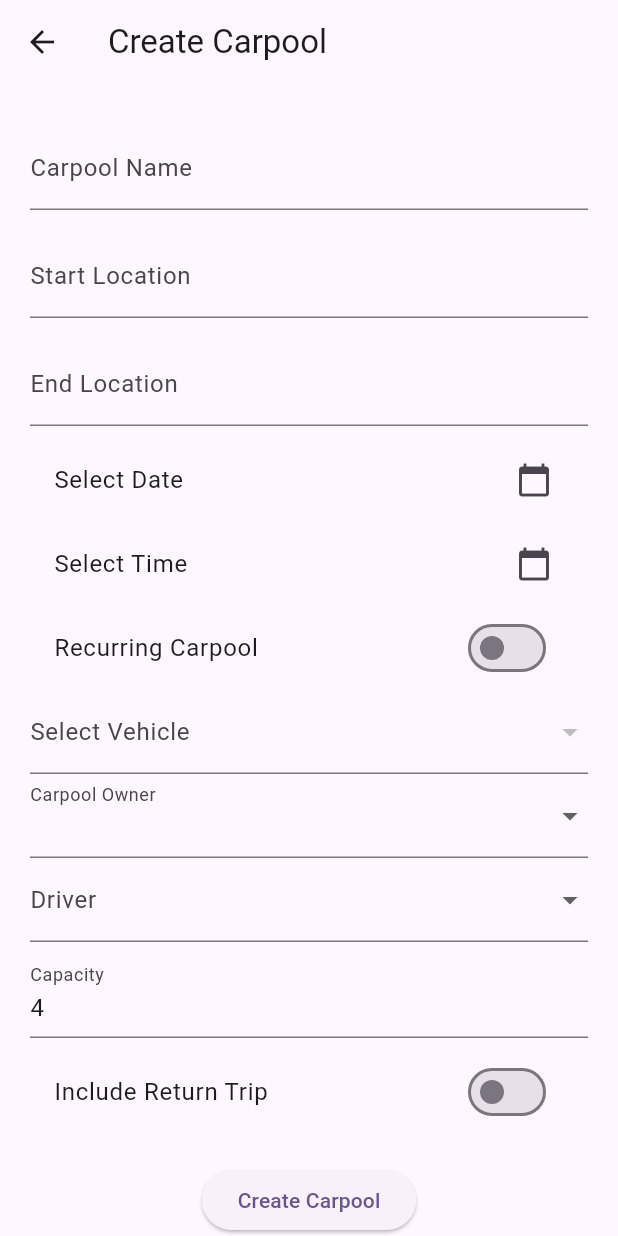
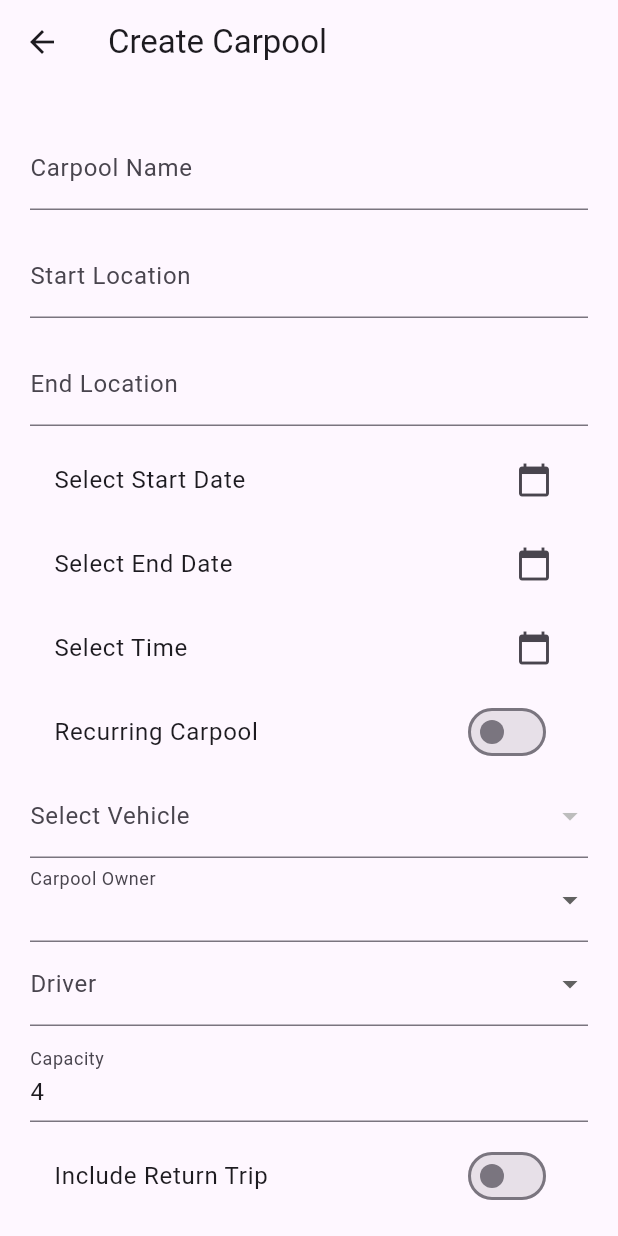
Before and after one commit to knjain1995/kccarpoolapp, a Flutter app: the CreateCarpoolScreen screen opened by its route, on a phone screen of 412 x 824 dp. Run offline on Flutter 3.47's test engine with Material 3 defaults, Android fonts, the phone set to English and light mode, and no system bars; our stand-ins replace cloud_firestore, file_picker, firebase_auth, firebase_core; accounts and stored records are empty.

Commit message:
modified create carpool screen for better recurrence options. Currently having issues with recurrence and validation

```diff
--- a/lib/modules/carpool/screens/create_carpool.dart
+++ b/lib/modules/carpool/screens/create_carpool.dart
@@ -27,8 +27,14 @@ class _CreateCarpoolScreenState extends State<CreateCarpoolScreen> {
   TimeOfDay? _selectedTime;
 
   // Toggle for Recurring Carpool
+  // Recurring Carpool
   bool _isRecurring = false;
-  String _recurringType = "Daily"; // Default option
+  String _recurringType = "Daily"; // Default value
+  DateTime? _recurringStartDate;
+  DateTime? _recurringEndDate;
+  List<String> _selectedDays = []; // For Weekly
+  List<int> _selectedDates = []; // For Monthly
+  List<DateTime> _customDates = []; // For Custom Recurrence
 
   // Vehicle & Driver Selection
   String? _selectedVehicle;
@@ -76,7 +82,7 @@ class _CreateCarpoolScreenState extends State<CreateCarpoolScreen> {
 
 
   /// Opens a date picker & updates the selected date
-  Future<void> _pickDate() async {
+  Future<void> _pickDate({required bool isStartDate}) async {
     DateTime? pickedDate = await showDatePicker(
       context: context,
       initialDate: DateTime.now(),
@@ -86,7 +92,11 @@ class _CreateCarpoolScreenState extends State<CreateCarpoolScreen> {
 
     if (pickedDate != null) {
       setState(() {
+        if (isStartDate) {
           _selectedDate = pickedDate;
+        } else {
+          _recurringEndDate = pickedDate;
+        }
       });
     }
   }
@@ -137,6 +147,11 @@ class _CreateCarpoolScreenState extends State<CreateCarpoolScreen> {
       "carpoolTime": carpoolTime,
       "carpoolIsRecurring": _isRecurring,
       "carpoolRecurringType": _isRecurring ? _recurringType : null,
+      "carpoolRecurringDays": _recurringType == "Weekly" ? _selectedDays : null,
+      "carpoolRecurringDates": _recurringType == "Monthly" ? _selectedDates : null,
+      "carpoolCustomDates": _recurringType == "Custom" ? _customDates.map((d) => d.toString()).toList() : null,
+      "carpoolStartDate": _recurringStartDate != null ? Timestamp.fromDate(_recurringStartDate!) : null,
+      "carpoolEndDate": _recurringEndDate != null ? Timestamp.fromDate(_recurringEndDate!) : null,
       "carpoolVehicleId": _selectedVehicle,
       "carpoolOwnerId": _selectedOwner,
       "carpoolDriverId": _selectedDriver,
@@ -162,10 +177,13 @@ class _CreateCarpoolScreenState extends State<CreateCarpoolScreen> {
             _buildTextField("End Location", _routeEndController),
 
             // Date & Time Pickers
-            _buildDateTimePicker("Select Date", _selectedDate, _pickDate),
+            // _buildDateTimePicker("Select Date", _selectedDate, _pickDate),
+            _buildDateTimePicker("Select Start Date", _selectedDate, () => _pickDate(isStartDate: true)),
+            _buildDateTimePicker("Select End Date", _recurringEndDate, () => _pickDate(isStartDate: false)),
+
             _buildDateTimePicker("Select Time", _selectedTime, _pickTime),
 
-            // Recurring Carpool Toggle
+            // Recurring Carpool Options
             SwitchListTile(
               title: Text("Recurring Carpool"),
               value: _isRecurring,
@@ -173,13 +191,17 @@ class _CreateCarpoolScreenState extends State<CreateCarpoolScreen> {
             ),
 
             if (_isRecurring)
+              Column(
+                children: [
                   DropdownButtonFormField(
-              value: _recurringType.isNotEmpty ? _recurringType : "Daily", // ✅ Ensure default valid value
+                    value: _recurringType,
                     items: ["Daily", "Weekly", "Monthly", "Custom"].map((type) {
                       return DropdownMenuItem(value: type, child: Text(type));
                     }).toList(),
                     onChanged: (value) => setState(() => _recurringType = value as String),
                     decoration: InputDecoration(labelText: "Recurring Type"),
+                  ),
+                ],
               ),
 
             // Vehicle Selection
```
Lines whose indentation alone changed are shown as unchanged.
